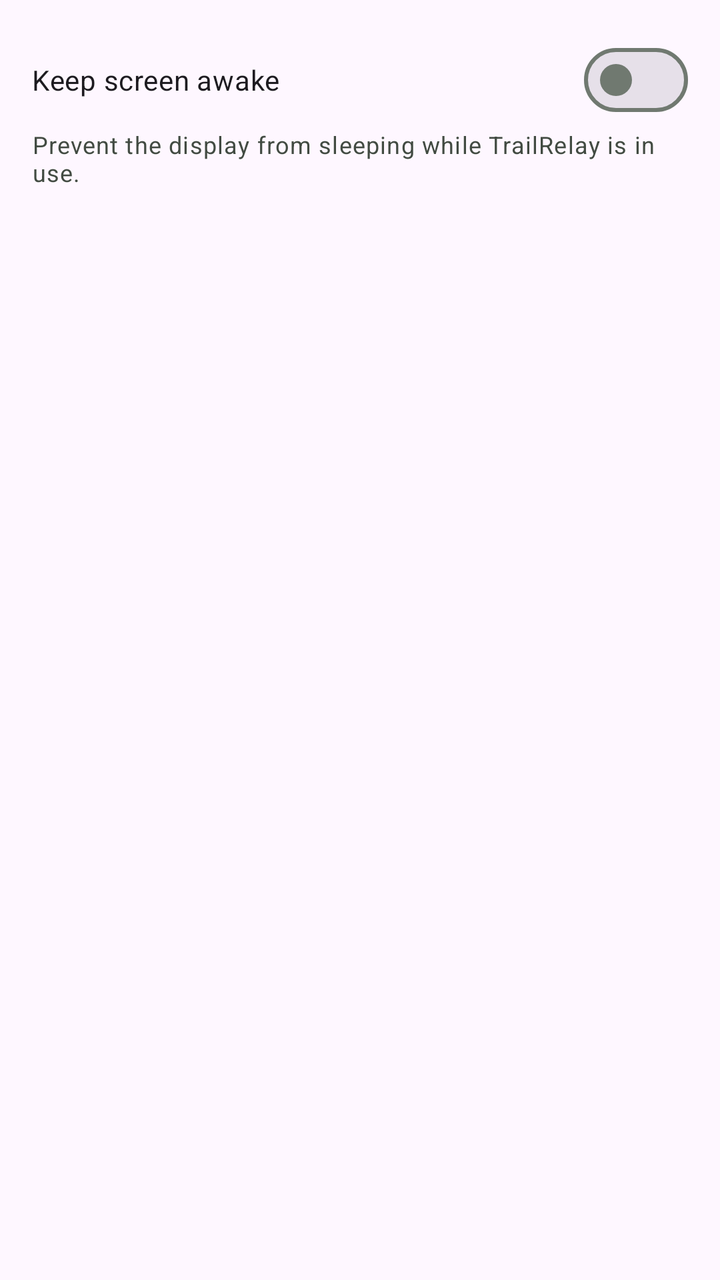
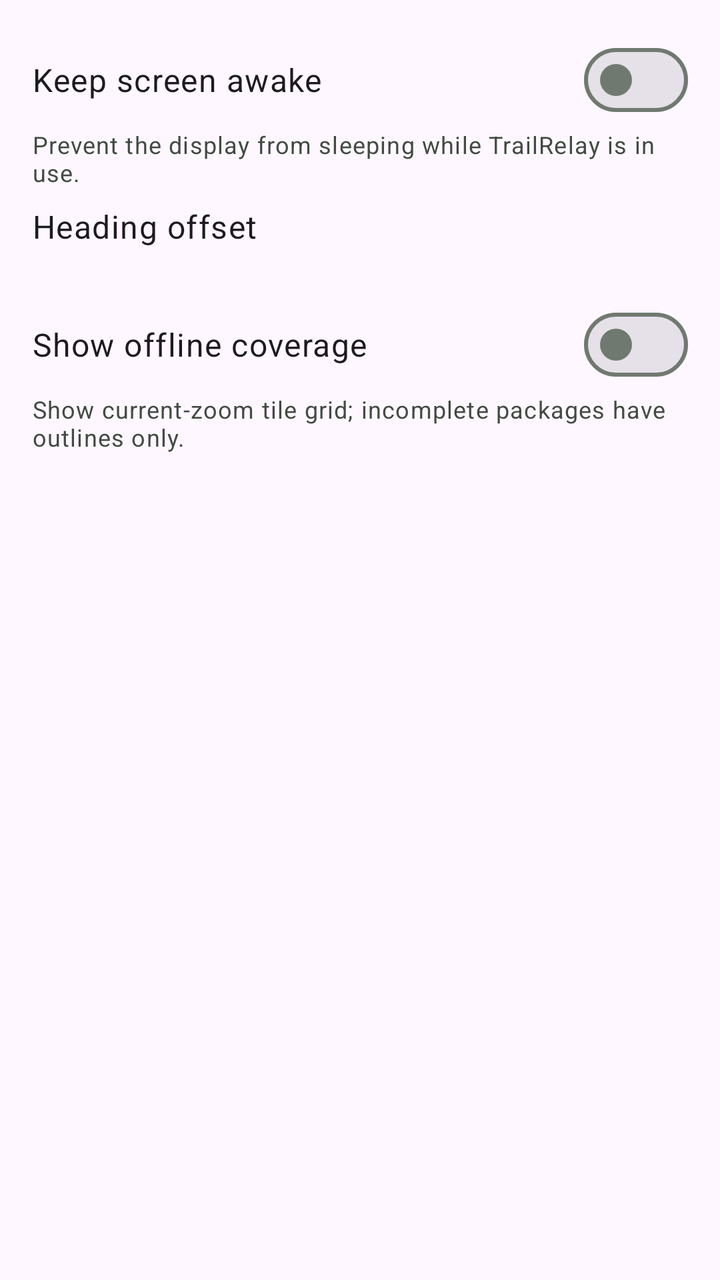

Two renders of the same Android screen: before a commit and after it. Below are the layout's source before the change and the commit's diff.
<!-- AndroidManifest.xml: application theme Theme.TrailRelay -->
<!-- res/layout/activity_settings.xml -->
<?xml version="1.0" encoding="utf-8"?>
<LinearLayout xmlns:android="http://schemas.android.com/apk/res/android"
    android:id="@+id/settings_root" android:layout_width="match_parent"
    android:layout_height="match_parent" android:orientation="vertical"
    android:padding="@dimen/space_content">
    <LinearLayout android:layout_width="match_parent" android:layout_height="wrap_content"
        android:minHeight="@dimen/touch_target" android:orientation="vertical"
        android:gravity="center_vertical">
        <com.google.android.material.materialswitch.MaterialSwitch
            android:id="@+id/keep_screen_awake" android:layout_width="match_parent"
            android:layout_height="wrap_content" android:text="@string/keep_screen_awake" />
        <TextView android:layout_width="match_parent" android:layout_height="wrap_content"
            android:text="@string/keep_screen_awake_summary"
            android:textAppearance="?attr/textAppearanceBodySmall"
            android:textColor="@color/trail_on_surface_variant" />
    </LinearLayout>
</LinearLayout>
<!-- resources referenced by this layout -->
<resources>
  <color name="trail_on_surface_variant">#424B42</color>
  <dimen name="space_content">16dp</dimen>
  <dimen name="touch_target">48dp</dimen>
  <string name="keep_screen_awake">Keep screen awake</string>
  <string name="keep_screen_awake_summary">Prevent the display from sleeping while TrailRelay is in use.</string>
  <style name="Theme.TrailRelay" parent="Theme.Material3.DayNight.NoActionBar">
          <item name="colorPrimary">@color/trail_primary</item>
          <item name="colorOnPrimary">@color/trail_on_primary</item>
          <item name="colorPrimaryContainer">@color/trail_primary_container</item>
          <item name="colorOnPrimaryContainer">@color/trail_on_primary_container</item>
          <item name="colorSecondary">@color/trail_secondary</item>
          <item name="colorOnSecondary">@color/trail_on_secondary</item>
          <item name="colorSurface">@color/trail_surface</item>
          <item name="colorOnSurface">@color/trail_on_surface</item>
          <item name="colorSurfaceVariant">@color/trail_surface_variant</item>
          <item name="colorOnSurfaceVariant">@color/trail_on_surface_variant</item>
          <item name="colorOutline">@color/trail_outline</item>
          <item name="colorError">@color/trail_error</item>
          <item name="colorOnError">@color/trail_on_error</item>
          <item name="android:windowLightStatusBar">false</item>
          <item name="android:statusBarColor">@android:color/transparent</item>
          <item name="android:navigationBarColor">@android:color/transparent</item>
          <item name="materialButtonStyle">@style/Widget.TrailRelay.Button</item>
          <item name="materialAlertDialogTheme">@style/ThemeOverlay.TrailRelay.Dialog</item>
      </style>
  <color name="trail_primary">#285B45</color>
  <color name="trail_on_primary">#FFFFFF</color>
  <color name="trail_primary_container">#C6EAD1</color>
  <color name="trail_on_primary_container">#123525</color>
  <color name="trail_secondary">#526351</color>
  <color name="trail_on_secondary">#FFFFFF</color>
  <color name="trail_surface">#FAFBF6</color>
  <color name="trail_on_surface">#1A211C</color>
  <color name="trail_surface_variant">#E4EAE1</color>
  <color name="trail_outline">#707970</color>
  <color name="trail_error">#B3261E</color>
  <color name="trail_on_error">#FFFFFF</color>
  <style name="Widget.TrailRelay.Button" parent="Widget.Material3.Button">
          <item name="cornerRadius">@dimen/trail_corner_radius</item>
          <item name="android:minHeight">48dp</item>
      </style>
  <style name="ThemeOverlay.TrailRelay.Dialog" parent="ThemeOverlay.Material3.MaterialAlertDialog">
          <item name="alertDialogStyle">@style/MaterialAlertDialog.TrailRelay</item>
      </style>
  <dimen name="trail_corner_radius">12dp</dimen>
  <style name="MaterialAlertDialog.TrailRelay" parent="MaterialAlertDialog.Material3">
          <item name="shapeAppearance">@style/ShapeAppearance.TrailRelay.Dialog</item>
      </style>
  <style name="ShapeAppearance.TrailRelay.Dialog" parent="ShapeAppearance.Material3.Corner.Medium">
          <item name="cornerFamily">rounded</item>
          <item name="cornerSize">@dimen/trail_corner_radius</item>
      </style>
</resources>

<!-- the commit's change to res/layout/activity_settings.xml (unified diff, before → after) -->
@@ -7,11 +7,32 @@
         android:minHeight="@dimen/touch_target" android:orientation="vertical"
         android:gravity="center_vertical">
         <com.google.android.material.materialswitch.MaterialSwitch
-            android:id="@+id/keep_screen_awake" android:layout_width="match_parent"
+            android:id="@+id/keep_screen_awake" android:minHeight="@dimen/touch_target" android:textAppearance="?attr/textAppearanceBodyLarge" android:layout_width="match_parent"
             android:layout_height="wrap_content" android:text="@string/keep_screen_awake" />
         <TextView android:layout_width="match_parent" android:layout_height="wrap_content"
             android:text="@string/keep_screen_awake_summary"
             android:textAppearance="?attr/textAppearanceBodySmall"
             android:textColor="@color/trail_on_surface_variant" />
     </LinearLayout>
+    <LinearLayout android:id="@+id/heading_offset_row" android:layout_width="match_parent"
+        android:layout_height="wrap_content" android:minHeight="@dimen/touch_target"
+        android:orientation="vertical" android:gravity="center_vertical"
+        android:background="?attr/selectableItemBackground" android:clickable="true" android:focusable="true"
+        android:paddingVertical="@dimen/space_related">
+        <TextView android:layout_width="match_parent" android:layout_height="wrap_content"
+            android:text="@string/heading_offset" android:textAppearance="?attr/textAppearanceBodyLarge" />
+        <TextView android:id="@+id/heading_offset_summary" android:layout_width="match_parent"
+            android:layout_height="wrap_content" android:textAppearance="?attr/textAppearanceBodySmall"
+            android:textColor="@color/trail_on_surface_variant" />
+    </LinearLayout>
+    <LinearLayout android:layout_width="match_parent" android:layout_height="wrap_content"
+        android:minHeight="@dimen/touch_target" android:orientation="vertical" android:gravity="center_vertical">
+        <com.google.android.material.materialswitch.MaterialSwitch android:id="@+id/show_offline_coverage"
+            android:minHeight="@dimen/touch_target" android:layout_width="match_parent"
+            android:layout_height="wrap_content" android:text="@string/show_offline_coverage"
+            android:textAppearance="?attr/textAppearanceBodyLarge" />
+        <TextView android:layout_width="match_parent" android:layout_height="wrap_content"
+            android:text="@string/show_offline_coverage_summary" android:textAppearance="?attr/textAppearanceBodySmall"
+            android:textColor="@color/trail_on_surface_variant" />
+    </LinearLayout>
 </LinearLayout>
<!-- resource entries referenced after the edit -->
@@ -2,9 +2,13 @@
 <resources>
   <color name="trail_on_surface_variant">#424B42</color>
   <dimen name="space_content">16dp</dimen>
+  <dimen name="space_related">8dp</dimen>
   <dimen name="touch_target">48dp</dimen>
+  <string name="heading_offset">Heading offset</string>
   <string name="keep_screen_awake">Keep screen awake</string>
   <string name="keep_screen_awake_summary">Prevent the display from sleeping while TrailRelay is in use.</string>
+  <string name="show_offline_coverage">Show offline coverage</string>
+  <string name="show_offline_coverage_summary">Show current-zoom tile grid; incomplete packages have outlines only.</string>
   <style name="Theme.TrailRelay" parent="Theme.Material3.DayNight.NoActionBar">
           <item name="colorPrimary">@color/trail_primary</item>
           <item name="colorOnPrimary">@color/trail_on_primary</item>
@@ -39,7 +43,7 @@
   <color name="trail_on_error">#FFFFFF</color>
   <style name="Widget.TrailRelay.Button" parent="Widget.Material3.Button">
           <item name="cornerRadius">@dimen/trail_corner_radius</item>
-          <item name="android:minHeight">48dp</item>
+          <item name="android:minHeight">@dimen/touch_target</item>
       </style>
   <style name="ThemeOverlay.TrailRelay.Dialog" parent="ThemeOverlay.Material3.MaterialAlertDialog">
           <item name="alertDialogStyle">@style/MaterialAlertDialog.TrailRelay</item>
